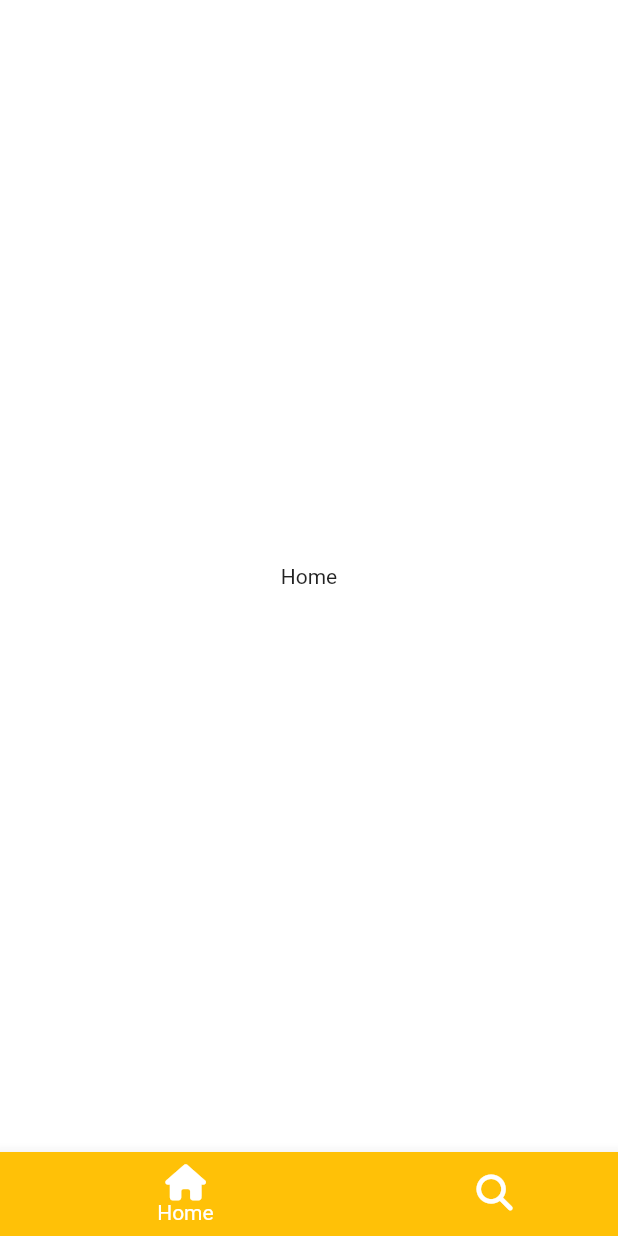
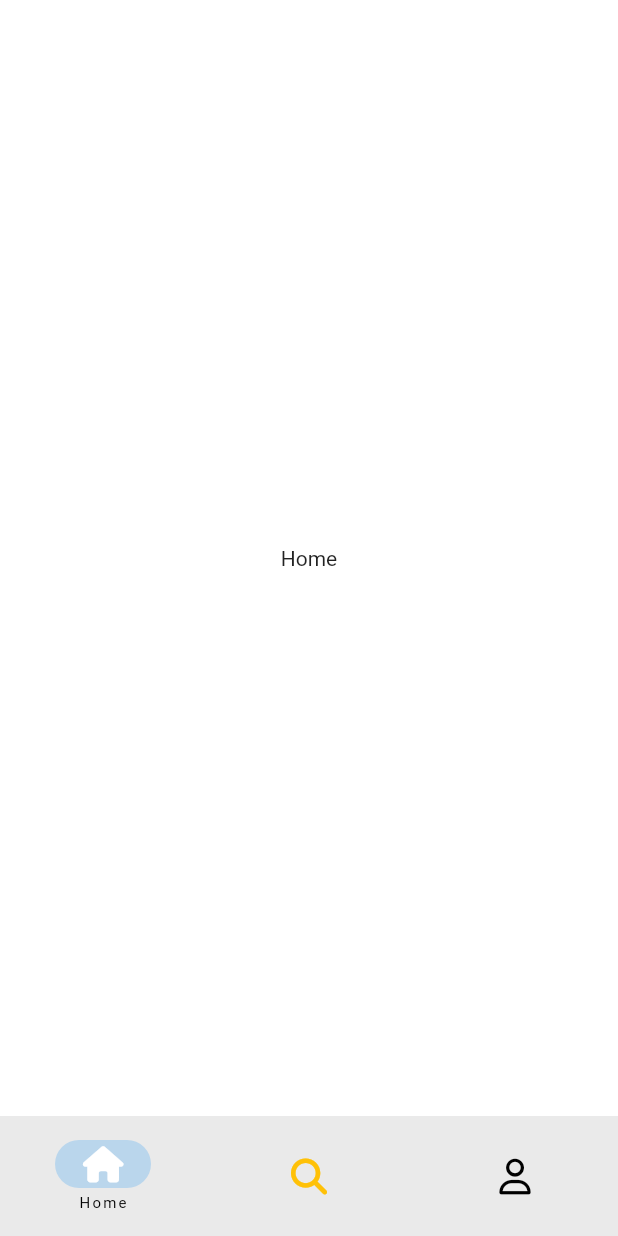
Before and after one commit to baekjungkim/tiktok_clone, a Flutter app: the screen it shows after launch, on a phone screen of 412 x 824 dp. Run offline on Flutter 3.47's test engine with Material 2 defaults, Android fonts, the phone set to English and light mode, and no system bars; our stand-ins replace font_awesome_flutter.

Commit message:
#6.3 NavigationBar Meterial Design 3

```diff
--- a/lib/features/main_navigation/main_navigation_screen.dart
+++ b/lib/features/main_navigation/main_navigation_screen.dart
@@ -39,23 +39,28 @@ class _MainNavigationScreenState extends State<MainNavigationScreen> {
   Widget build(BuildContext context) {
     return Scaffold(
       body: screens[_selectedIndex],
-      bottomNavigationBar: BottomNavigationBar(
-        type: BottomNavigationBarType.shifting,
-        currentIndex: _selectedIndex,
-        onTap: _onTap,
-        // selectedItemColor: Theme.of(context).primaryColor,
-        items: const [
-          BottomNavigationBarItem(
-            icon: FaIcon(FontAwesomeIcons.house),
-            label: "Home",
-            tooltip: 'What are you?',
-            backgroundColor: Colors.amber,
+      bottomNavigationBar: NavigationBar(
+        labelBehavior: NavigationDestinationLabelBehavior.onlyShowSelected,
+        selectedIndex: _selectedIndex,
+        onDestinationSelected: _onTap,
+        destinations: const [
+          NavigationDestination(
+            icon: FaIcon(
+              FontAwesomeIcons.house,
+              color: Colors.white,
+            ),
+            label: 'Home',
           ),
-          BottomNavigationBarItem(
-            icon: FaIcon(FontAwesomeIcons.magnifyingGlass),
-            label: "Search",
-            tooltip: 'What are you?',
-            backgroundColor: Colors.blue,
+          NavigationDestination(
+            icon: FaIcon(
+              FontAwesomeIcons.magnifyingGlass,
+              color: Colors.amber,
+            ),
+            label: 'Search',
+          ),
+          NavigationDestination(
+            icon: FaIcon(FontAwesomeIcons.user),
+            label: 'User',
           ),
         ],
       ),
```
